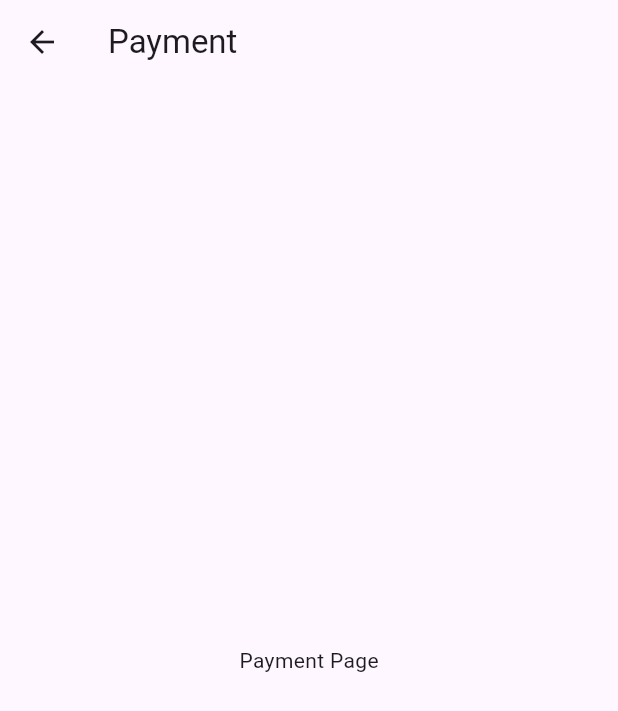
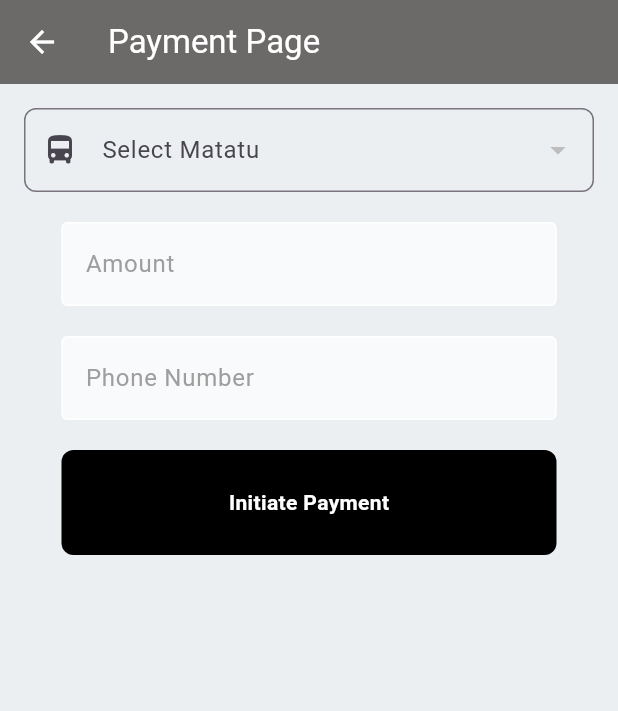
Before and after one commit to Caldwell10/Fare_payment_system, a Flutter app: the PaymentPage screen opened directly, on a phone screen of 412 x 824 dp. Shown: the top 711 px of the screen. Run offline on Flutter 3.47's test engine with Material 3 defaults, Android fonts, the phone set to English and light mode, and no system bars; our stand-ins replace cloud_firestore, firebase_auth, firebase_core, fl_chart, flutter_map, geocoding and 1 more; accounts and stored records are empty.

Commit message:
Payment Page Modification

```diff
--- a/lib/passenger_view/payment_page.dart
+++ b/lib/passenger_view/payment_page.dart
@@ -1,13 +1,168 @@
+import 'package:fare_payment_system/components/my_button.dart';
+import 'package:fare_payment_system/components/my_textfield.dart';
 import 'package:flutter/material.dart';
+import 'package:cloud_firestore/cloud_firestore.dart';
+import 'package:fare_payment_system/controllers/mpesa_service.dart';
+import 'package:fare_payment_system/components/constants.dart';
+import 'thank_you_page.dart';
 
-class PaymentPage extends StatelessWidget {
-  const PaymentPage({super.key});
+class PaymentPage extends StatefulWidget {
+  @override
+  _PaymentPageState createState() => _PaymentPageState();
+}
+
+class _PaymentPageState extends State<PaymentPage> {
+  final TextEditingController amountController = TextEditingController();
+  final TextEditingController phoneController = TextEditingController();
+  final MpesaService _mpesaService = MpesaService();
+  String selectedMatatuId = '';
+  String selectedMatatuName = '';
+  bool isLoading = false;
+
+  Future<void> _initiatePayment() async {
+    final phoneNumber = phoneController.text.trim();
+    final amount = amountController.text.trim();
+
+    if (phoneNumber.isEmpty || amount.isEmpty || selectedMatatuId.isEmpty) {
+      ScaffoldMessenger.of(context).showSnackBar(
+        SnackBar(content: Text('Please enter a phone number, amount, and select a matatu')),
+      );
+      return;
+    }
+
+    setState(() {
+      isLoading = true;
+    });
+
+    try {
+      print('Initiating payment...');
+      print('Phone number: $phoneNumber');
+      print('Amount: $amount');
+      print('Matatu: $selectedMatatuName');
+
+      String result = await _mpesaService.initiateStkPush(
+        phoneNumber,
+        amount,
+        Constants.accountref,
+        Constants.transactionDesc,
+      );
+
+      await FirebaseFirestore.instance.collection('transactions').add({
+        'phoneNumber': phoneNumber,
+        'amount': amount,
+        'matatuId': selectedMatatuId,
+        'matatuName': selectedMatatuName,
+        'timestamp': FieldValue.serverTimestamp(),
+      });
+
+      print('STK push result: $result');
+
+      // Listen for payment confirmation
+      _listenForPaymentConfirmation(result);
+    } catch (error) {
+      print('Error initiating payment: $error');
+      setState(() {
+        isLoading = false;
+      });
+      ScaffoldMessenger.of(context).showSnackBar(
+        SnackBar(content: Text('Error initiating payment: $error')),
+      );
+    }
+  }
+
+  void _listenForPaymentConfirmation(String transactionId) {
+
+
+    Future.delayed(Duration(seconds: 5), () {
+      setState(() {
+        isLoading = false;
+      });
+
+      // Navigate to ThankYouPage
+      Navigator.pushReplacement(
+        context,
+        MaterialPageRoute(builder: (context) => ThankYouPage()),
+      );
+    });
+  }
 
   @override
   Widget build(BuildContext context) {
     return Scaffold(
-      appBar: AppBar(title: Text('Payment')),
-      body: Center(child: Text('Payment Page')),
+      appBar: AppBar(
+        title: Text('Payment Page'),
+        foregroundColor: Colors.white,
+        backgroundColor: Color.fromARGB(255, 108, 105, 105),
+      ),
+      body: Stack(
+        children: [
+          Padding(
+            padding: const EdgeInsets.all(16.0),
+            child: Column(
+              children: <Widget>[
+                StreamBuilder<QuerySnapshot>(
+                  stream: FirebaseFirestore.instance.collection('matatus').snapshots(),
+                  builder: (context, snapshot) {
+                    if (!snapshot.hasData) {
+                      return Center(child: CircularProgressIndicator());
+                    }
+
+                    var matatus = snapshot.data!.docs;
+
+                    return DropdownButtonFormField(
+                      decoration: InputDecoration(
+                        labelText: 'Select Matatu',
+                        border: OutlineInputBorder(
+                          borderRadius: BorderRadius.circular(8.0),
+                        ),
+                        prefixIcon: Icon(Icons.directions_bus),
+                      ),
+                      items: matatus.map((matatu) {
+                        return DropdownMenuItem(
+                          value: matatu.id,
+                          child: Text(matatu['name']),
+                        );
+                      }).toList(),
+                      onChanged: (value) {
+                        setState(() {
+                          selectedMatatuId = value as String;
+                          selectedMatatuName = matatus.firstWhere((matatu) => matatu.id == selectedMatatuId)['name'];
+                        });
+                      },
+                      value: selectedMatatuId.isEmpty ? null : selectedMatatuId,
+                    );
+                  },
+                ),
+                SizedBox(height: 20),
+                MyTextfield(
+                  controller: amountController,
+                  hintText: 'Amount',
+                  obscureTest: false,
+                ),
+                SizedBox(height: 20),
+                MyTextfield(
+                  controller: phoneController,
+                  hintText: 'Phone Number',
+                  obscureTest: false,
+                ),
+                SizedBox(height: 20),
+                MyButton(
+                  onTap: _initiatePayment,
+                  text: 'Initiate Payment',
+                ),
+              ],
+            ),
+          ),
+          if (isLoading)
+            Container(
+              color: Colors.black.withOpacity(0.5),
+              child: Center(
+                child: CircularProgressIndicator(),
+              ),
+            ),
+        ],
+      ),
+      backgroundColor: const Color.fromARGB(255, 236, 239, 241),
     );
   }
 }
```
